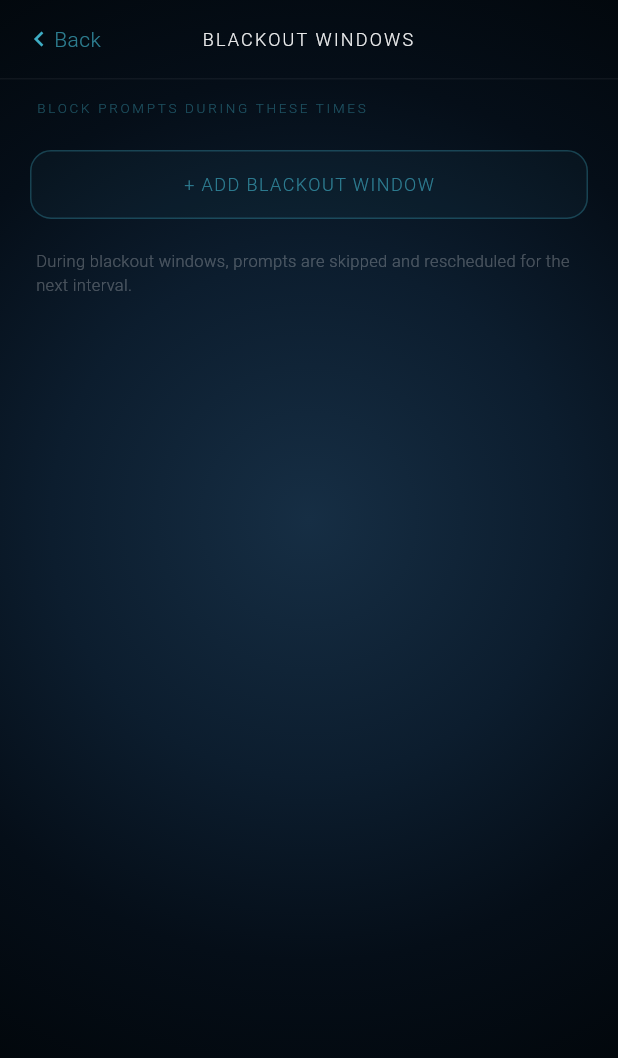
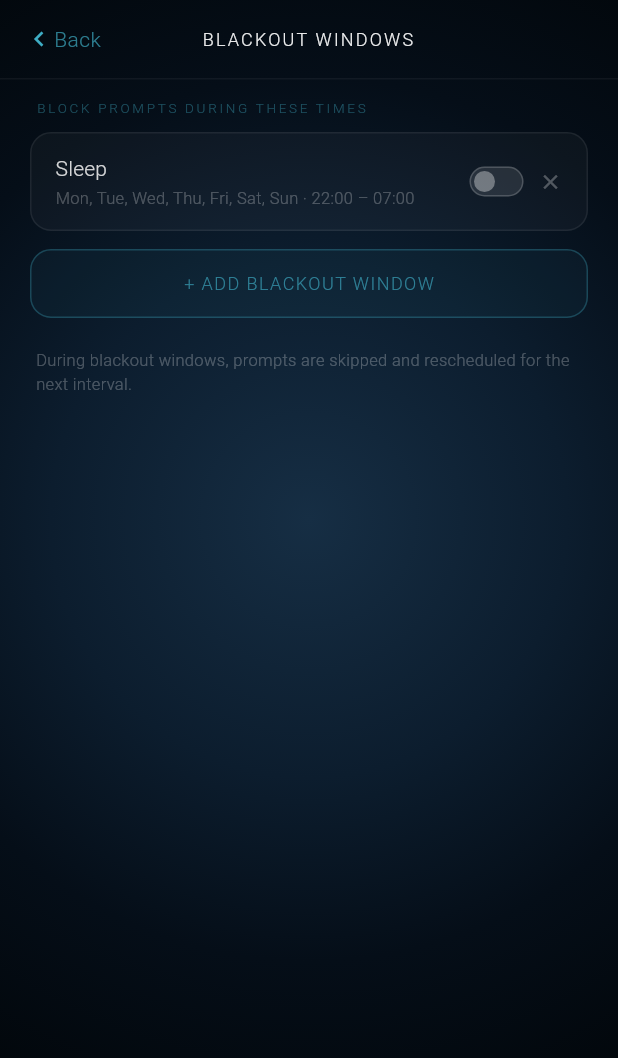
Before and after one commit to brucetherolfer/at-app-design, a Flutter app: the BlackoutScreen screen opened by its route, on a phone screen of 412 x 824 dp. Shown: the top 1058 px of the screen. Run offline on Flutter 3.47's test engine with Material 3 defaults, Android fonts, the phone set to English and light mode, and no system bars; our stand-ins replace flutter_local_notifications, flutter_riverpod, flutter_tts, go_router, isar, just_audio; missing offline and left inert: audio_session, flutter_background_service; accounts and stored records are empty; generated files the repository leaves out were written again; statements that could not run were skipped.

Commit message:
Session 8: FM text, blackout toggle, Sleep seed, hit area + accessibility fixes
- FM's Directions/Sequence: canonical prompt wording + migration for existing installs
- Blackout windows: enable/disable toggle with animated switch UI; Sleep window (22:00–07:00, all days) seeded disabled on first launch
- Overnight blackout fix: _isInBlackout() now handles windows that span midnight
- Start button: HitTestBehavior.opaque on pill + icon buttons; full area tappable
- Accessibility: MainControls wraps in MediaQuery(textScaler: noScaling) so large/bold fonts don't reflow the control bar
- PromptRepository.getByUid() added for migration queries
- BlackoutWindow.isEnabled field + Isar schema regenerated

Co-Authored-By: Claude Sonnet 4.6 <noreply@anthropic.com>

```diff
--- a/at_app/lib/features/blackout/blackout_screen.dart
+++ b/at_app/lib/features/blackout/blackout_screen.dart
@@ -34,6 +34,9 @@ class BlackoutScreen extends ConsumerWidget {
                   children: windows
                       .map((w) => _BlackoutRow(
                             window: w,
+                            onToggle: () => ref
+                                .read(blackoutNotifierProvider.notifier)
+                                .toggleEnabled(w.uid),
                             onDelete: () => ref
                                 .read(blackoutNotifierProvider.notifier)
                                 .deleteWindow(w.uid),
@@ -80,9 +83,14 @@ class BlackoutScreen extends ConsumerWidget {
 
 class _BlackoutRow extends StatelessWidget {
   final BlackoutWindow window;
+  final VoidCallback onToggle;
   final VoidCallback onDelete;
 
-  const _BlackoutRow({required this.window, required this.onDelete});
+  const _BlackoutRow({
+    required this.window,
+    required this.onToggle,
+    required this.onDelete,
+  });
 
   @override
   Widget build(BuildContext context) {
@@ -92,10 +100,58 @@ class _BlackoutRow extends StatelessWidget {
     return ATRow(
       label: window.label,
       sublabel: '$days · ${window.startTime} – ${window.endTime}',
-      trailing: GestureDetector(
-        onTap: onDelete,
-        child:
-            Icon(Icons.close, size: 16, color: Colors.white.withOpacity(0.28)),
+      trailing: Row(
+        mainAxisSize: MainAxisSize.min,
+        children: [
+          GestureDetector(
+            onTap: onToggle,
+            behavior: HitTestBehavior.opaque,
+            child: AnimatedContainer(
+              duration: const Duration(milliseconds: 200),
+              width: 36,
+              height: 20,
+              decoration: BoxDecoration(
+                borderRadius: BorderRadius.circular(10),
+                color: window.isEnabled
+                    ? AppColors.tealPrimary.withOpacity(0.55)
+                    : Colors.white.withOpacity(0.10),
+                border: Border.all(
+                  color: window.isEnabled
+                      ? AppColors.tealPrimary.withOpacity(0.70)
+                      : Colors.white.withOpacity(0.18),
+                  width: 1,
+                ),
+              ),
+              child: AnimatedAlign(
+                duration: const Duration(milliseconds: 200),
+                alignment: window.isEnabled
+                    ? Alignment.centerRight
+                    : Alignment.centerLeft,
+                child: Container(
+                  width: 14,
+                  height: 14,
+                  margin: const EdgeInsets.symmetric(horizontal: 2),
+                  decoration: BoxDecoration(
+                    shape: BoxShape.circle,
+                    color: window.isEnabled
+                        ? Colors.white.withOpacity(0.90)
+                        : Colors.white.withOpacity(0.35),
+                  ),
+                ),
+              ),
+            ),
+          ),
+          const SizedBox(width: 10),
+          GestureDetector(
+            onTap: onDelete,
+            behavior: HitTestBehavior.opaque,
+            child: Icon(
+              Icons.close,
+              size: 16,
+              color: Colors.white.withOpacity(0.28),
+            ),
+          ),
+        ],
       ),
     );
   }
--- a/at_app/lib/models/blackout_window.dart
+++ b/at_app/lib/models/blackout_window.dart
@@ -16,4 +16,6 @@ class BlackoutWindow {
   late String startTime; // "HH:mm"
 
   late String endTime; // "HH:mm"
+
+  bool isEnabled = true;
 }
--- a/at_app/lib/repositories/prompt_repository.dart
+++ b/at_app/lib/repositories/prompt_repository.dart
@@ -19,6 +19,10 @@ class PromptRepository {
         .libraryUidEqualTo(libraryUid)
         .sortBySortOrder()
         .watch(fireImmediately: true);
+  }
+
+  Future<Prompt?> getByUid(String uid) async {
+    return _db.prompts.filter().uidEqualTo(uid).findFirst();
   }
 
   Future<void> save(Prompt prompt) async {
```
Also changed, not shown: at_app/lib/features/main/widgets/main_controls.dart (+11 -0 lines), at_app/lib/main_at.dart (+35 -0 lines), at_app/lib/providers/blackout_provider.dart (+8 -0 lines), at_app/lib/repositories/seed_data.dart (+16 -3 lines), at_app/lib/services/prompt_timer_service.dart (+7 -1 lines), at_app/lib/models/blackout_window.g.dart, 3 other files.
